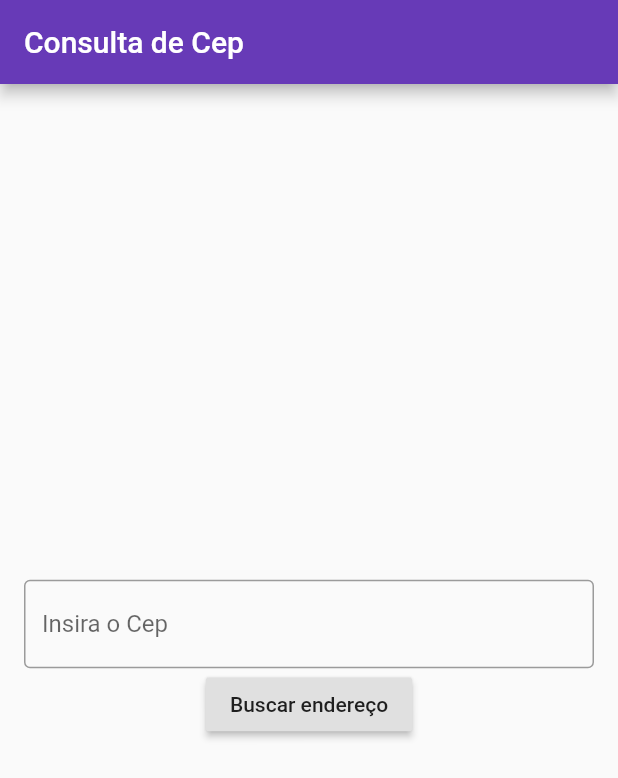
After one commit to Paitomax/cep_searcher, a Flutter app: the screen it shows after launch, on a phone screen of 412 x 824 dp. The commit adds this screen. Shown: the top 778 px of the screen. Run offline on Flutter 3.47's test engine with Material 2 defaults, Android fonts, the phone set to English and light mode, and no system bars; our stand-ins replace dio, retrofit; generated files the repository leaves out were written again.

Commit message:
app and home extracted

```diff
--- /dev/null
+++ b/lib/cep_app.dart
@@ -0,0 +1,16 @@
+import 'package:cep_searcher/home/home_screen.dart';
+import 'package:flutter/material.dart';
+
+class CepApp extends StatelessWidget {
+
+  @override
+  Widget build(BuildContext context) {
+    return MaterialApp(
+      title: 'Buscador de endereço',
+      theme: ThemeData(
+        primarySwatch: Colors.deepPurple,
+      ),
+      home: HomeScreen(),
+    );
+  }
+}
--- /dev/null
+++ b/lib/home/home_screen.dart
@@ -0,0 +1,89 @@
+import 'package:cep_searcher/providers/cep_provider.dart';
+import 'package:dio/dio.dart';
+import 'package:flutter/material.dart';
+import 'package:flutter/services.dart';
+
+class HomeScreen extends StatefulWidget {
+  @override
+  _MyHomePageState createState() => _MyHomePageState();
+}
+
+class _MyHomePageState extends State<HomeScreen> {
+  final myController = TextEditingController();
+
+  void _requestCep() {
+    if (myController.text == null || myController.text.isEmpty) {
+      return;
+    }
+    var dio = Dio();
+    CepProvider api = CepProvider(dio);
+    var response = api.getCep(myController.text);
+    response.then((it) {
+      if (it.status == 1) {
+        String msg;
+        msg = "${it.state}\n${it.city}\n${it.district}\n${it.address}";
+        _showDialog(msg, "Encontramos o Cep!");
+      } else {
+        _showDialog("Cep não encontrado.", "Ops");
+      }
+    }).catchError((Object obj) {});
+  }
+
+  @override
+  Widget build(BuildContext context) {
+    return new Scaffold(
+      appBar: AppBar(
+        title: const Text('Consulta de Cep'),
+      ),
+      body: Container(
+        margin: const EdgeInsets.only(left: 16.0, right: 16.0),
+        child: Center(
+            child: new Column(
+          mainAxisSize: MainAxisSize.max,
+          mainAxisAlignment: MainAxisAlignment.center,
+          children: <Widget>[
+            new Container(
+                child: new Flexible(
+                    child: new TextField(
+              keyboardType: TextInputType.number,
+              controller: myController,
+              decoration: InputDecoration(
+                border: OutlineInputBorder(),
+                labelText: "Insira o Cep",
+              ),
+              inputFormatters: <TextInputFormatter>[
+                LengthLimitingTextInputFormatter(8),
+                WhitelistingTextInputFormatter.digitsOnly,
+                BlacklistingTextInputFormatter.singleLineFormatter,
+              ],
+            ))),
+            new RaisedButton(
+              onPressed: _requestCep,
+              child: const Text("Buscar endereço"),
+            )
+          ],
+        )),
+      ),
+    );
+  }
+
+  void _showDialog(String msg, String title) {
+    showDialog(
+      context: context,
+      builder: (BuildContext context) {
+        return AlertDialog(
+          title: new Text(title),
+          content: new Text(msg),
+          actions: <Widget>[
+            new FlatButton(
+              child: new Text("Ok"),
+              onPressed: () {
+                Navigator.of(context).pop();
+              },
+            ),
+          ],
+        );
+      },
+    );
+  }
+}
--- a/lib/providers/cep_provider.dart
+++ b/lib/providers/cep_provider.dart
@@ -6,8 +6,8 @@ import '../models/cep_response.dart';
 part 'cep_provider.g.dart';
 
 @RestApi(baseUrl: "http://apps.widenet.com.br/busca-cep/api/")
-abstract class RestClient {
-  factory RestClient(Dio dio) = _RestClient;
+abstract class CepProvider {
+  factory CepProvider(Dio dio) = _RestClient;
 
   @GET("/cep/{cep}.json")
   Future<CepResponse> getCep(@Path() String cep);
```
Also changed, not shown: lib/main.dart (+3 -105 lines), lib/providers/cep_provider.g.dart.
